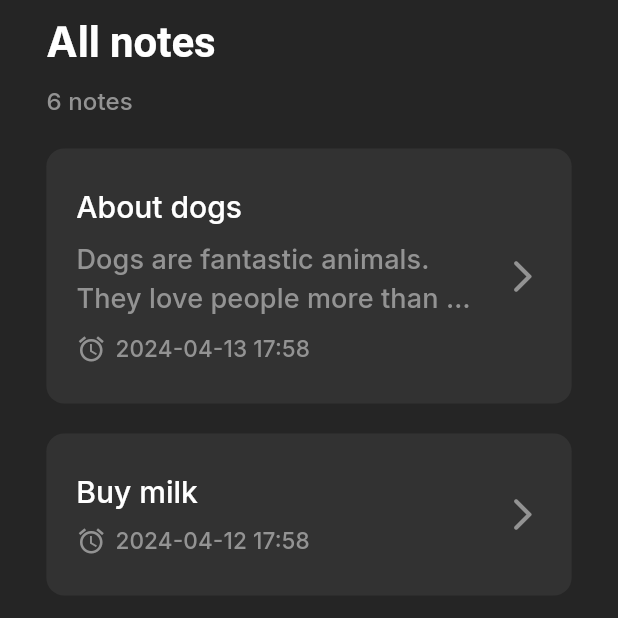
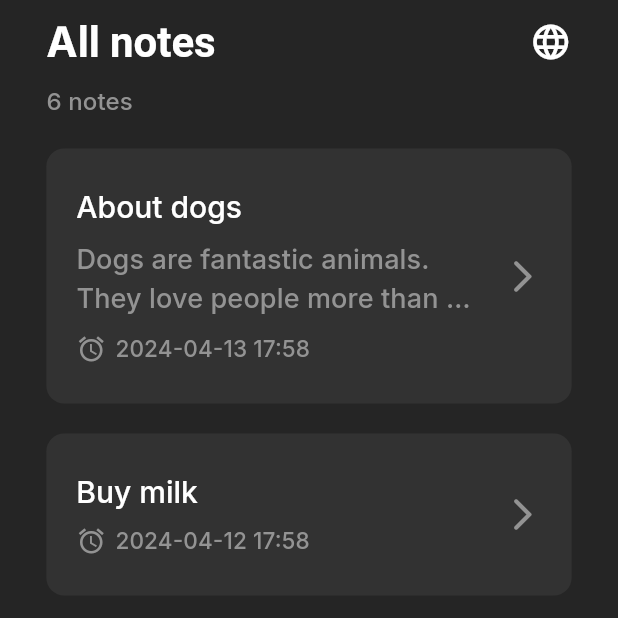
Before and after one commit to urban-potato/notes-app-mobile-flutter, a Flutter app: the screen it shows after launch, after a tap on "Log in", on a phone screen of 412 x 824 dp, the top half of it. Run offline on Flutter 3.47's test engine with Material 3 defaults, Android fonts, the phone set to English and light mode, and no system bars; our stand-ins replace auto_route, dio, equatable, flutter_bloc, flutter_svg, get_it and 3 more; missing offline and left inert: talker_bloc_logger, talker_dio_logger; statements that could not run were skipped.

Commit message:
Add Change language dropdown button; Add Storing userLocale in SharedPreferences

```diff
--- a/lib/constants/constants.dart
+++ b/lib/constants/constants.dart
@@ -8,6 +8,7 @@ abstract class AppColors {
   static Color thirdDark = const Color(0xFF7C7C7C);
   static Color mainGreenDark = const Color(0xFF066736);
   static Color mainRed = const Color(0xFFE32C2C);
+  static Color fourthDark = const Color(0xFF484848);
 
   static Color mainTextDark = Colors.white;
   static Color secondaryTextDark = const Color(0xFF939393);
@@ -18,6 +19,15 @@ abstract class AppMeasures {
   static double padding(BuildContext context) {
     return MediaQuery.of(context).size.width * 0.075;
   }
+}
+
+abstract class LocalesKeys {
+  static const english = 'en';
+  static const russian = 'ru';
+}
+
+abstract class SharedPreferencesKeys {
+  static const locale = 'locale';
 }
 
 abstract class TempData {
--- a/lib/features/notes_list/view/notes_list_screen.dart
+++ b/lib/features/notes_list/view/notes_list_screen.dart
@@ -1,11 +1,15 @@
 import 'package:auto_route/auto_route.dart';
 import 'package:flutter/material.dart';
 import 'package:flutter_svg/flutter_svg.dart';
+import 'package:get_it/get_it.dart';
 import 'package:notes_app/constants/constants.dart';
+import 'package:notes_app/features/notes_list/widgets/language.dart';
 import 'package:notes_app/features/notes_list/widgets/note_tile.dart';
 import 'package:notes_app/generated/l10n.dart';
+import 'package:notes_app/notes_app.dart';
 import 'package:notes_app/repositories/notes/models/note.dart';
 import 'package:notes_app/resources/resources.dart';
+import 'package:shared_preferences/shared_preferences.dart';
 
 @RoutePage()
 class NotesListScreen extends StatefulWidget {
@@ -25,6 +29,7 @@ class _NotesListScreenState extends State<NotesListScreen> {
         title: Text(S.of(context).allNotes),
         titleSpacing: AppMeasures.padding(context),
         scrolledUnderElevation: 0,
+        actions: const <Widget>[_ChangeLocaleDropdownButtonWidget()],
       ),
       body: Container(
         padding: EdgeInsets.symmetric(horizontal: AppMeasures.padding(context)),
@@ -38,6 +43,80 @@ class _NotesListScreenState extends State<NotesListScreen> {
         ),
         onPressed: () {},
       ),
+    );
+  }
+}
+
+class _ChangeLocaleDropdownButtonWidget extends StatelessWidget {
+  const _ChangeLocaleDropdownButtonWidget({
+    super.key,
+  });
+
+  @override
+  Widget build(BuildContext context) {
+    return Container(
+      padding: EdgeInsets.only(right: AppMeasures.padding(context)),
+      child: DropdownButtonHideUnderline(
+        child: DropdownButton<Language>(
+          value: null,
+          dropdownColor: AppColors.fourthDark,
+          icon: Icon(
+            Icons.language,
+            color: AppColors.mainTextDark,
+            size: 28,
+          ),
+          onChanged: (Language? language) =>
+              _handleChangeLocale(language, context),
+          items: Language.languageList()
+              .map<DropdownMenuItem<Language>>(
+                (language) => DropdownMenuItem<Language>(
+                  value: language,
+                  child:
+                      _ChangeLocaleDropdownMenuItemWidget(language: language),
+                ),
+              )
+              .toList(),
+        ),
+      ),
+    );
+  }
+
+  void _handleChangeLocale(Language? language, BuildContext context) async {
+    if (language != null) {
+      NotesApp.setLocale(
+        context,
+        language.languageCode,
+      );
+
+      final sharedPreferences = GetIt.I<SharedPreferences>();
+      sharedPreferences.setString(
+          SharedPreferencesKeys.locale, language.languageCode);
+    }
+  }
+}
+
+class _ChangeLocaleDropdownMenuItemWidget extends StatelessWidget {
+  const _ChangeLocaleDropdownMenuItemWidget({
+    super.key,
+    required this.language,
+  });
+
+  final Language language;
+
+  @override
+  Widget build(BuildContext context) {
+    return Row(
+      mainAxisAlignment: MainAxisAlignment.spaceAround,
+      children: <Widget>[
+        Text(
+          language.flag,
+          style: const TextStyle(fontSize: 28, color: Colors.white),
+        ),
+        Text(
+          language.name,
+          style: const TextStyle(fontSize: 20, color: Colors.white),
+        )
+      ],
     );
   }
 }
--- /dev/null
+++ b/lib/features/notes_list/widgets/language.dart
@@ -0,0 +1,17 @@
+import 'package:notes_app/constants/constants.dart';
+
+class Language {
+  const Language(this.id, this.flag, this.name, this.languageCode);
+
+  final int id;
+  final String flag;
+  final String name;
+  final String languageCode;
+
+  static List<Language> languageList() {
+    return const <Language>[
+      Language(1, '🇺🇸', 'English', LocalesKeys.english),
+      Language(2, '🇷🇺', 'Русский', LocalesKeys.russian),
+    ];
+  }
+}
--- a/lib/main.dart
+++ b/lib/main.dart
@@ -6,13 +6,19 @@ import 'package:flutter_bloc/flutter_bloc.dart';
 import 'package:get_it/get_it.dart';
 import 'package:google_fonts/google_fonts.dart';
 import 'package:notes_app/notes_app.dart';
+import 'package:shared_preferences/shared_preferences.dart';
 import 'package:talker_bloc_logger/talker_bloc_logger.dart';
 import 'package:talker_dio_logger/talker_dio_logger.dart';
 import 'package:talker_flutter/talker_flutter.dart';
 
 void main() {
   runZonedGuarded(() async {
+    WidgetsFlutterBinding.ensureInitialized();
+
     GoogleFonts.config.allowRuntimeFetching = false;
+
+    final sharedPreferences = await SharedPreferences.getInstance();
+    GetIt.I.registerSingleton(sharedPreferences);
 
     final Dio dio = Dio();
     final talker = TalkerFlutter.init();
--- a/lib/notes_app.dart
+++ b/lib/notes_app.dart
@@ -1,9 +1,11 @@
 import 'package:flutter/material.dart';
 import 'package:flutter_localizations/flutter_localizations.dart';
 import 'package:get_it/get_it.dart';
+import 'package:notes_app/constants/constants.dart';
 import 'package:notes_app/generated/l10n.dart';
 import 'package:notes_app/router/router.dart';
 import 'package:notes_app/theme/theme.dart';
+import 'package:shared_preferences/shared_preferences.dart';
 import 'package:talker_flutter/talker_flutter.dart';
 
 class NotesApp extends StatefulWidget {
@@ -11,10 +13,35 @@ class NotesApp extends StatefulWidget {
 
   @override
   State<NotesApp> createState() => _NotesAppState();
+
+  static void setLocale(BuildContext context, String newLocale) {
+    _NotesAppState? state = context.findAncestorStateOfType<_NotesAppState>();
+    state?.setLocale(newLocale);
+  }
 }
 
 class _NotesAppState extends State<NotesApp> {
   final _appRouter = AppRouter();
+  var _locale = LocalesKeys.english;
+
+  void setLocale(String value) {
+    setState(() {
+      _locale = value;
+    });
+  }
+
+  @override
+  void initState() {
+    super.initState();
+
+    final sharedPreferences = GetIt.I<SharedPreferences>();
+    final userLocale =
+        sharedPreferences.getString(SharedPreferencesKeys.locale);
+
+    if (userLocale != null) {
+      setLocale(userLocale);
+    }
+  }
 
   @override
   Widget build(BuildContext context) {
@@ -28,6 +55,7 @@ class _NotesAppState extends State<NotesApp> {
         GlobalCupertinoLocalizations.delegate,
       ],
       supportedLocales: S.delegate.supportedLocales,
+      locale: Locale(_locale),
       routerConfig: _appRouter.config(
         navigatorObservers: () => [TalkerRouteObserver(GetIt.I<Talker>())],
       ),
--- a/pubspec.yaml
+++ b/pubspec.yaml
@@ -24,6 +24,7 @@ dependencies:
   auto_route: ^8.0.3
   flutter_svg: ^2.0.10+1
   google_fonts: ^6.2.1
+  shared_preferences: ^2.2.3
 
 dev_dependencies:
   flutter_test:
```
Also changed, not shown: lib/l10n/intl_ru.arb (+4 -4 lines), lib/generated/intl/messages_ru.dart, pubspec.lock, 1 other file.
